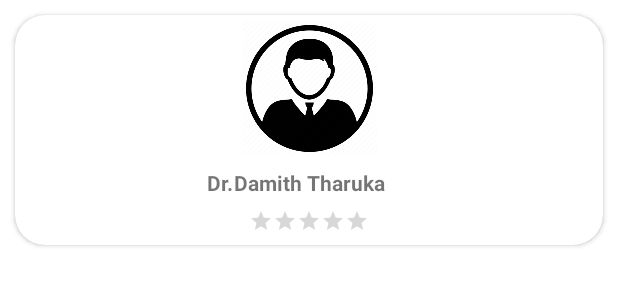
After one commit to ETS-Android1/Ayurveda_Health_Care_App, an Android app: the layout layout_doctor.xml on its own in the app's theme, with its tools: preview values and no code run, on a phone screen of 412 x 824 dp. The commit adds this screen. Shown: the top 300 px of the screen. Run offline under Robolectric (Android 15) with nearby library versions, the phone set to English and light mode, and no system bars; Roboto replaces fonts that are not available here.

Commit message:
Displaying all the doctors

```diff
--- a/app/src/main/java/com/example/ayurvedahealthcareapp/RegisterDoctor.java
+++ b/app/src/main/java/com/example/ayurvedahealthcareapp/RegisterDoctor.java
@@ -159,6 +159,7 @@ public class RegisterDoctor extends AppCompatActivity {
                             doctor.put("NIC",nic);
                             doctor.put("Registration_ID",regId);
                             doctor.put("isDoctor","1");
+                            doctor.put("pUrl","https://firebasestorage.googleapis.com/v0/b/ayurveda-health-care-app.appspot.com/o/profile.png?alt=media&token=02b49adf-c9b7-4500-83ff-562177cec567");
 
                             documentReference.set(doctor).addOnSuccessListener(new OnSuccessListener<Void>() {
                                 @Override
--- a/app/src/main/java/com/example/ayurvedahealthcareapp/RegisterPatient.java
+++ b/app/src/main/java/com/example/ayurvedahealthcareapp/RegisterPatient.java
@@ -134,6 +134,7 @@ public class RegisterPatient extends AppCompatActivity {
                             user.put("email",email);
                             user.put("phone",phone);
                             user.put("isPatient","1");
+                            user.put("pUrl","https://firebasestorage.googleapis.com/v0/b/ayurveda-health-care-app.appspot.com/o/profile.png?alt=media&token=02b49adf-c9b7-4500-83ff-562177cec567");
 
                             documentReference.set(user).addOnSuccessListener(new OnSuccessListener<Void>() {
                                 @Override
--- /dev/null
+++ b/app/src/main/res/layout/layout_doctor.xml
@@ -0,0 +1,75 @@
+<?xml version="1.0" encoding="utf-8"?>
+<androidx.cardview.widget.CardView
+    xmlns:android="http://schemas.android.com/apk/res/android"
+    xmlns:app="http://schemas.android.com/apk/res-auto"
+    xmlns:tools="http://schemas.android.com/tools"
+    android:layout_width="match_parent"
+    android:layout_height="wrap_content"
+    android:layout_marginHorizontal="10dp"
+    android:layout_marginTop="10dp"
+    android:layout_marginBottom="20dp"
+    android:scrollbars="vertical"
+    app:cardCornerRadius="20dp">
+
+
+    <androidx.constraintlayout.widget.ConstraintLayout
+        android:layout_width="match_parent"
+        android:layout_height="match_parent">
+
+        <ImageView
+            android:id="@+id/imageView2"
+            android:layout_width="90dp"
+            android:layout_height="90dp"
+            android:layout_marginTop="4dp"
+            android:scaleType="centerInside"
+            android:src="@drawable/profile"
+            app:layout_constraintEnd_toEndOf="parent"
+            app:layout_constraintStart_toStartOf="parent"
+            app:layout_constraintTop_toTopOf="parent"
+            />
+
+        <TextView
+            android:id="@+id/Dr"
+            android:layout_width="wrap_content"
+            android:layout_height="wrap_content"
+            android:layout_gravity="center"
+            android:layout_marginTop="8dp"
+            android:text="Dr."
+            android:textAlignment="center"
+            android:textStyle="bold"
+            app:layout_constraintEnd_toStartOf="@+id/textView1"
+            app:layout_constraintHorizontal_bias="1.0"
+            app:layout_constraintStart_toStartOf="parent"
+            app:layout_constraintTop_toBottomOf="@+id/imageView2" />
+
+        <TextView
+            android:id="@+id/textView1"
+            android:layout_width="wrap_content"
+            android:layout_height="wrap_content"
+            android:layout_gravity="center"
+            android:layout_marginTop="8dp"
+            android:text="Damith Tharuka"
+            android:textAlignment="center"
+            android:textStyle="bold"
+            app:layout_constraintEnd_toEndOf="parent"
+            app:layout_constraintStart_toStartOf="parent"
+            app:layout_constraintTop_toBottomOf="@+id/imageView2" />
+
+
+        <RatingBar
+            android:id="@+id/doc_rating"
+            style="@style/Widget.AppCompat.RatingBar.Small"
+            android:layout_width="wrap_content"
+            android:layout_height="wrap_content"
+            android:layout_gravity="center"
+            android:layout_marginTop="8dp"
+            android:layout_marginBottom="8dp"
+            android:max="5"
+            app:layout_constraintBottom_toBottomOf="parent"
+            app:layout_constraintEnd_toEndOf="parent"
+            app:layout_constraintStart_toStartOf="parent"
+            app:layout_constraintTop_toBottomOf="@+id/textView1"
+            app:layout_constraintVertical_bias="1.0" />
+
+    </androidx.constraintlayout.widget.ConstraintLayout>
+</androidx.cardview.widget.CardView>
--- a/build.gradle
+++ b/build.gradle
@@ -3,6 +3,7 @@ buildscript {
     repositories {
         google()
         jcenter()
+        mavenCentral()
     }
     dependencies {
         classpath "com.android.tools.build:gradle:4.1.2"
```
Also changed, not shown: app/build.gradle (+9 -1 lines), app/src/main/java/com/example/ayurvedahealthcareapp/Doctor.java (+29 -21 lines), app/src/main/java/com/example/ayurvedahealthcareapp/DoctorAdapter.java (added, +53 -0 lines), app/src/main/java/com/example/ayurvedahealthcareapp/MainActivity.java (+22 -0 lines), app/src/main/java/com/example/ayurvedahealthcareapp/doctor_Activity.java (+40 -0 lines), app/src/main/res/layout/activity_doctor_.xml (+9 -6 lines).
